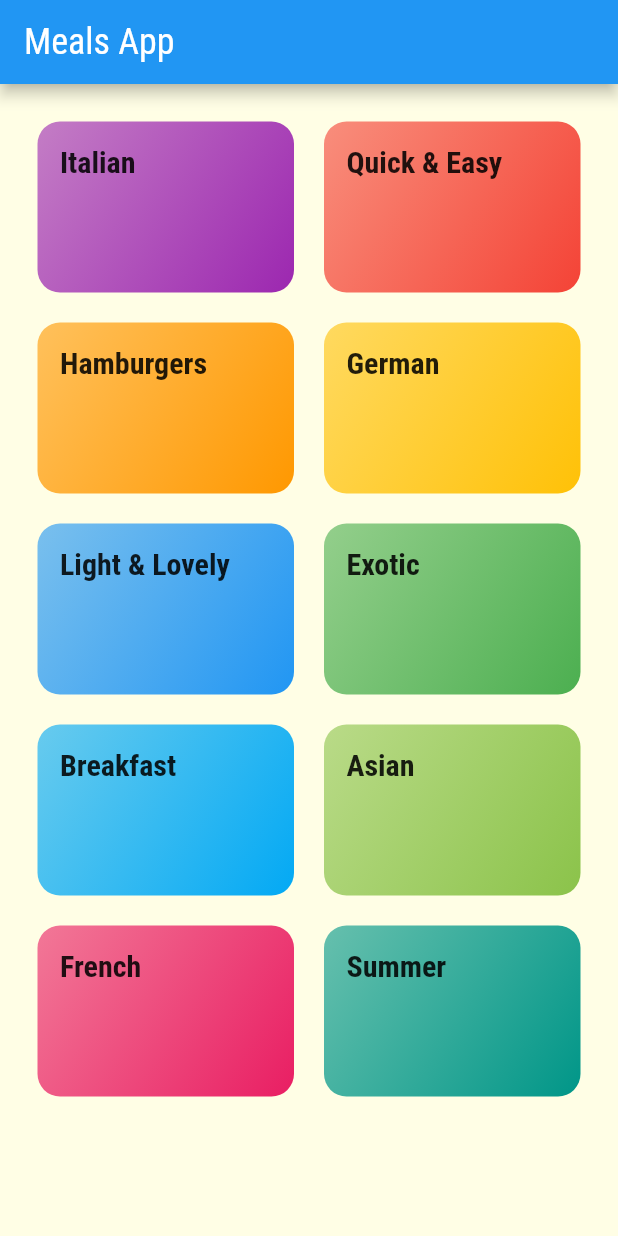
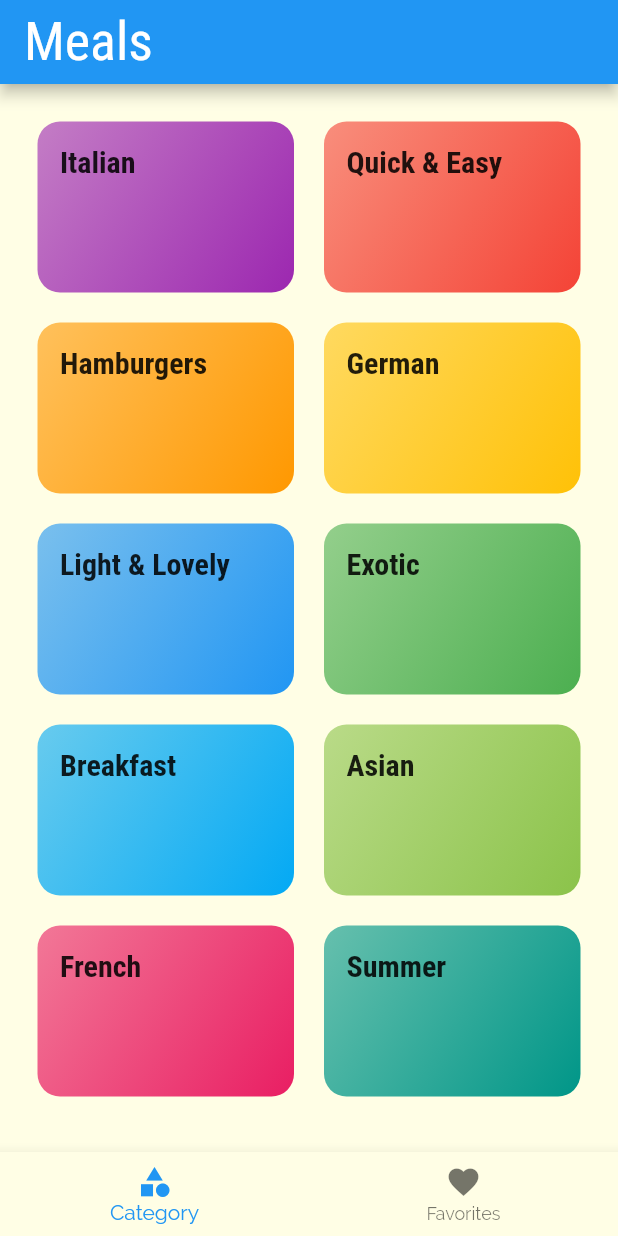
Before and after one commit to MesselemYoucef/flutter_meals_app, a Flutter app: the screen it shows after launch, on a phone screen of 412 x 824 dp. Run offline on Flutter 3.47's test engine with Material 2 defaults, Android fonts, the phone set to English and light mode, and no system bars.

Commit message:
Worked on the tabs bar

```diff
--- a/lib/main.dart
+++ b/lib/main.dart
@@ -3,6 +3,7 @@ import 'package:flutter/material.dart';
 import './screens/category_meals_screen.dart';
 import './screens/categories_screen.dart';
 import './screens/meal_detail_screen.dart';
+import './screens/tabs_screen.dart';
 
 void main() {
   runApp(const MyApp());
@@ -38,12 +39,12 @@ class MyApp extends StatelessWidget {
                 fontFamily: 'RobotoCondensed',
                 fontWeight: FontWeight.bold),
             titleLarge:
-                const TextStyle(fontSize: 24.0, fontFamily: 'RobotoCondensed')),
+                const TextStyle(fontSize: 36.0, fontFamily: 'RobotoCondensed')),
       ),
       // home: ,
       initialRoute: '/',
       routes: {
-        '/': (ctx) => const CategoriesScreen(),
+        '/': (ctx) => const TabsScreen(),
         CategoryMealsScreen.routeName: (ctx) => const CategoryMealsScreen(),
         MealDetailScreen.routeName: (ctx) => const MealDetailScreen()
       },
@@ -52,7 +53,8 @@ class MyApp extends StatelessWidget {
       //   return MaterialPageRoute(builder: ((context) => CategoriesScreen()));
       // },
       onUnknownRoute: (settings) {
-        return MaterialPageRoute(builder: ((context) => const CategoriesScreen()));
+        print("${settings.arguments} this is an error here");
+        return MaterialPageRoute(builder: ((context) => CategoriesScreen()));
       },
     );
   }
--- a/lib/screens/categories_screen.dart
+++ b/lib/screens/categories_screen.dart
@@ -8,11 +8,7 @@ class CategoriesScreen extends StatelessWidget {
 
   @override
   Widget build(BuildContext context) {
-    return Scaffold(
-      appBar: AppBar(
-        title: const Text("Meals App"),
-      ),
-      body: GridView(
+    return GridView(
       padding: const EdgeInsets.all(25),
       gridDelegate: const SliverGridDelegateWithMaxCrossAxisExtent(
         maxCrossAxisExtent: 200,
@@ -27,7 +23,6 @@ class CategoriesScreen extends StatelessWidget {
           color: catData.color,
         );
       }).toList(),
-      ),
     );
   }
 }
--- a/lib/screens/meal_detail_screen.dart
+++ b/lib/screens/meal_detail_screen.dart
@@ -28,7 +28,8 @@ class MealDetailScreen extends StatelessWidget {
       padding: const EdgeInsets.all(10),
       height: 200,
       width: 300,
-        child: child);
+      child: child,
+    );
   }
 
   @override
@@ -72,6 +73,7 @@ class MealDetailScreen extends StatelessWidget {
                     children: [
                       ListTile(
                         leading: CircleAvatar(
+                          backgroundColor: Colors.amber,
                           child: Text("# ${index + 1}"),
                         ),
                         title: Text(selectedMeal.steps[index]),
--- /dev/null
+++ b/lib/screens/tabs_screen.dart
@@ -0,0 +1,82 @@
+import 'package:flutter/material.dart';
+
+import './categories_screen.dart';
+import './favorites_screen.dart';
+
+class TabsScreen extends StatefulWidget {
+  const TabsScreen({Key? key}) : super(key: key);
+
+  @override
+  State<TabsScreen> createState() => _TabsScreenState();
+}
+
+class _TabsScreenState extends State<TabsScreen> {
+  final List<Map<String, dynamic>> _pages = [
+    {"title": "Meals", "page": const CategoriesScreen()},
+    {"title": "Favorites", "page": const FavoritesScreen()}
+  ];
+
+  int _selectedPageIndex = 0;
+
+  void _selectPage(int index) {
+    setState(() {
+      _selectedPageIndex = index;
+    });
+  }
+
+  @override
+  Widget build(BuildContext context) {
+    return Scaffold(
+      appBar: AppBar(
+        title: Text(_pages[_selectedPageIndex]["title"]),
+      ),
+      body: _pages[_selectedPageIndex]['page'],
+      bottomNavigationBar: BottomNavigationBar(
+        currentIndex: _selectedPageIndex,
+        // type: BottomNavigationBarType.shifting,
+        onTap: _selectPage,
+        items: const [
+          BottomNavigationBarItem(
+            icon: Icon(Icons.category),
+            label: "Category",
+          ),
+          BottomNavigationBarItem(
+            icon: Icon(Icons.favorite),
+            label: "Favorites",
+          ),
+        ],
+      ),
+    );
+
+    // in case you want to have a tab on the top of the page
+    // return DefaultTabController(
+    //   length: 2,
+    //   initialIndex: 0,
+    //   child: Scaffold(
+    //       appBar: AppBar(
+    //         title: const Text(
+    //           "Meals",
+    //           textAlign: TextAlign.right,
+    //         ),
+    //         bottom: const TabBar(
+    //           tabs: [
+    //             Tab(
+    //               icon: Icon(Icons.category),
+    //               text: 'Category',
+    //             ),
+    //             Tab(
+    //               icon: Icon(Icons.star),
+    //               text: 'Favorites',
+    //             ),
+    //           ],
+    //         ),
+    //       ),
+    //       body: const TabBarView(
+    //         children: [
+    //           CategoriesScreen(),
+    //           FavoritesScreen(),
+    //         ],
+    //       )),
+    // );
+  }
+}
```
Also changed, not shown: lib/screens/favorites_screen.dart (added, +12 -0 lines). Lines whose indentation alone changed are shown as unchanged.
